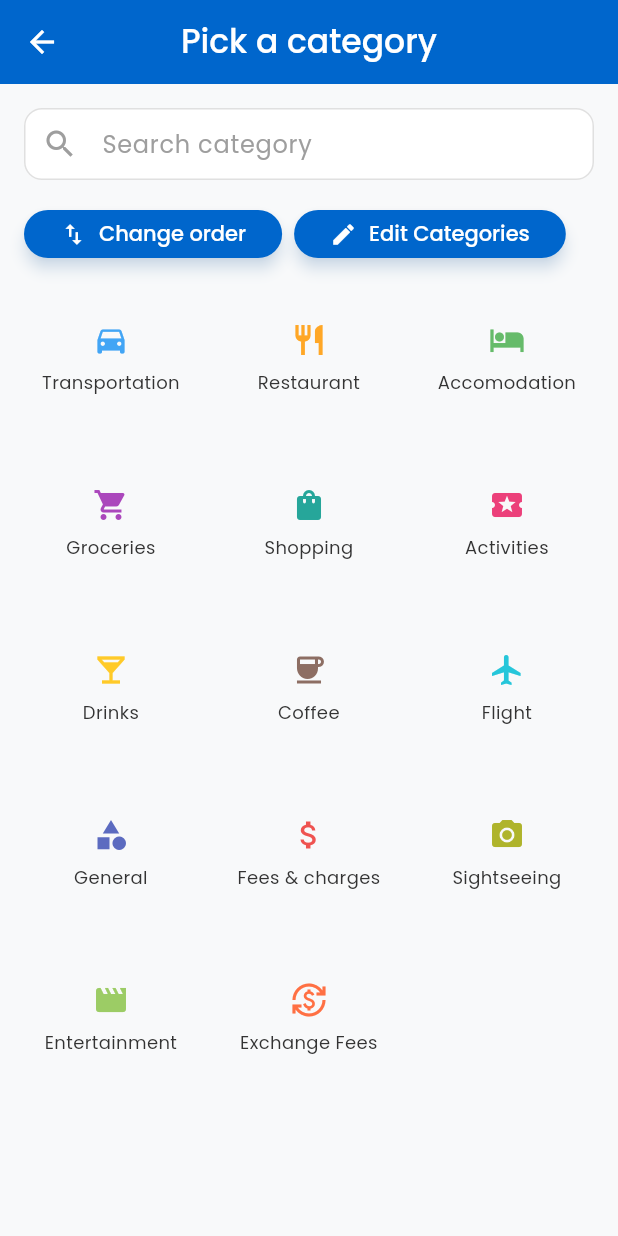
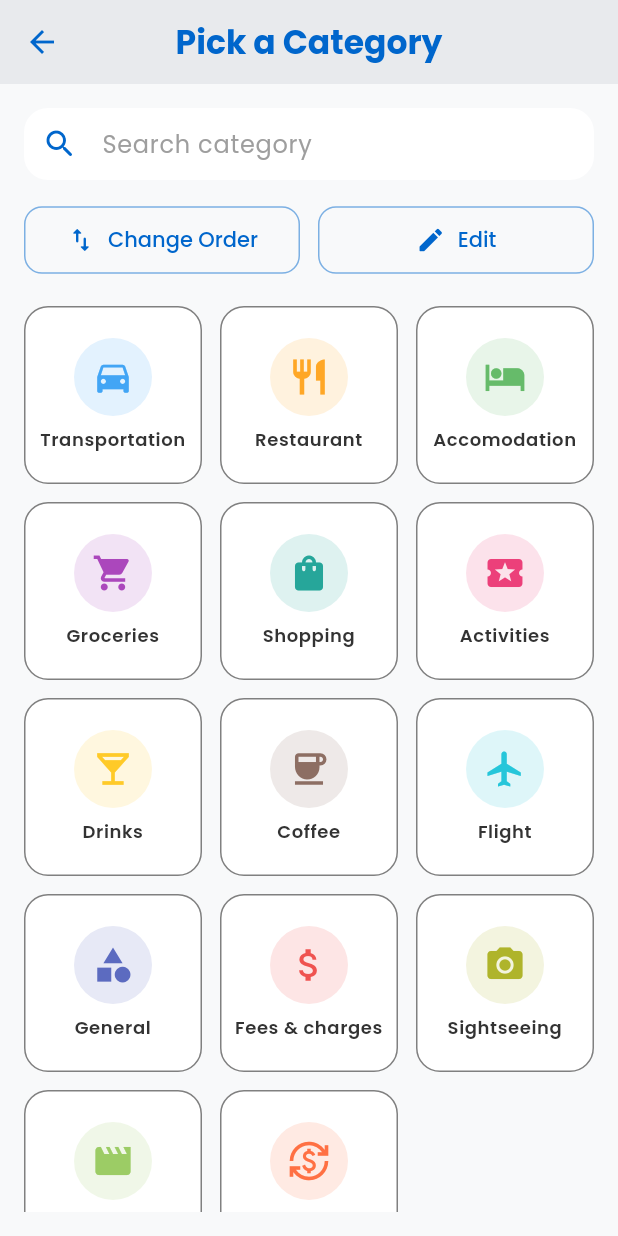
Before and after one commit to shubham1295/triptrack, a Flutter app: the PickCategoryScreen screen opened directly, on a phone screen of 412 x 824 dp. Run offline on Flutter 3.47's test engine with Material 3 defaults, Android fonts, the phone set to English and light mode, and no system bars; our stand-ins replace google_fonts.

Commit message:
Refactor app bar and category UI for consistency
Replaced hardcoded app bar background color with AppConstants.appBarBackgroundColorLight in home and pick category screens. Updated pick category screen UI for improved consistency and visual style, including search field, action buttons, and category grid. Added appBarBackgroundColorLight to AppConstants.

```diff
--- a/lib/screens/home_screen.dart
+++ b/lib/screens/home_screen.dart
@@ -37,7 +37,7 @@ class _HomeScreenState extends State<HomeScreen> {
       appBar: AppBar(
         elevation: 0,
         backgroundColor: Theme.of(context).brightness == Brightness.light
-            ? const Color(0xFFE8EAED)
+            ? AppConstants.appBarBackgroundColorLight
             : Theme.of(context).colorScheme.surfaceContainer,
         surfaceTintColor: Theme.of(context).colorScheme.surfaceTint,
         iconTheme: IconThemeData(color: Theme.of(context).colorScheme.primary),
--- a/lib/screens/pick_category_screen.dart
+++ b/lib/screens/pick_category_screen.dart
@@ -6,81 +6,114 @@ class PickCategoryScreen extends StatelessWidget {
 
   @override
   Widget build(BuildContext context) {
+    final theme = Theme.of(context);
+    final colorScheme = theme.colorScheme;
+
     return Scaffold(
-      appBar: AppBar(title: const Text('Pick a category')),
+      appBar: AppBar(
+        elevation: 0,
+        backgroundColor: theme.brightness == Brightness.light
+            ? AppConstants.appBarBackgroundColorLight
+            : colorScheme.surfaceContainer,
+        iconTheme: IconThemeData(color: colorScheme.primary),
+        title: Text(
+          'Pick a Category',
+          style: theme.textTheme.titleLarge?.copyWith(
+            fontWeight: FontWeight.bold,
+            color: colorScheme.primary,
+          ),
+        ),
+      ),
       body: Padding(
-        padding: const EdgeInsets.all(8.0),
+        padding: const EdgeInsets.all(16.0),
         child: Column(
           children: [
-            const Padding(
-              padding: EdgeInsets.all(8.0),
-              child: TextField(
-                decoration: InputDecoration(
-                  hintText: 'Search category',
-                  prefixIcon: Icon(Icons.search),
-                  border: OutlineInputBorder(
-                    borderRadius: BorderRadius.all(Radius.circular(25.0)),
-                  ),
+            // Search Field
+            TextField(
+              decoration: InputDecoration(
+                hintText: 'Search category',
+                hintStyle: TextStyle(color: colorScheme.onSurfaceVariant),
+                prefixIcon: Icon(
+                  Icons.search_rounded,
+                  color: colorScheme.primary,
+                ),
+                filled: true,
+                fillColor: colorScheme.surfaceContainerLow,
+                border: OutlineInputBorder(
+                  borderRadius: BorderRadius.circular(16.0),
+                  borderSide: BorderSide.none,
+                ),
+                enabledBorder: OutlineInputBorder(
+                  borderRadius: BorderRadius.circular(16.0),
+                  borderSide: BorderSide.none,
+                ),
+                focusedBorder: OutlineInputBorder(
+                  borderRadius: BorderRadius.circular(16.0),
+                  borderSide: BorderSide(color: colorScheme.primary, width: 2),
                 ),
               ),
             ),
-            Padding(
-              padding: const EdgeInsets.symmetric(
-                horizontal: 8.0,
-                vertical: 8.0,
-              ),
-              child: Row(
-                mainAxisAlignment: MainAxisAlignment.start,
-                children: [
-                  ElevatedButton.icon(
+            const SizedBox(height: 16),
+            // Action Buttons
+            Row(
+              children: [
+                Expanded(
+                  child: OutlinedButton.icon(
                     onPressed: () {
                       // Handle Change order
                     },
-                    style: ElevatedButton.styleFrom(
-                      visualDensity:
-                          VisualDensity.compact, // Makes button smaller
+                    style: OutlinedButton.styleFrom(
+                      padding: const EdgeInsets.symmetric(
+                        vertical: 12,
+                        horizontal: 16,
+                      ),
                       shape: RoundedRectangleBorder(
-                        borderRadius: BorderRadius.circular(25.0),
+                        borderRadius: BorderRadius.circular(12.0),
                       ),
-                      backgroundColor: Theme.of(
-                        context,
-                      ).colorScheme.primaryContainer,
-                      foregroundColor: Theme.of(
-                        context,
-                      ).colorScheme.onPrimaryContainer,
+                      side: BorderSide(
+                        color: colorScheme.primary.withValues(alpha: 0.5),
+                      ),
+                      foregroundColor: colorScheme.primary,
                     ),
-                    icon: const Icon(Icons.swap_vert, size: 18),
-                    label: const Text('Change order'),
+                    icon: const Icon(Icons.swap_vert_rounded, size: 20),
+                    label: const Text('Change Order'),
                   ),
-                  const SizedBox(width: 8),
-                  ElevatedButton.icon(
+                ),
+                const SizedBox(width: 12),
+                Expanded(
+                  child: OutlinedButton.icon(
                     onPressed: () {
                       // Handle Edit Categories
                     },
-                    style: ElevatedButton.styleFrom(
-                      visualDensity:
-                          VisualDensity.compact, // Makes button smaller
+                    style: OutlinedButton.styleFrom(
+                      padding: const EdgeInsets.symmetric(
+                        vertical: 12,
+                        horizontal: 16,
+                      ),
                       shape: RoundedRectangleBorder(
-                        borderRadius: BorderRadius.circular(25.0),
+                        borderRadius: BorderRadius.circular(12.0),
                       ),
-                      backgroundColor: Theme.of(
-                        context,
-                      ).colorScheme.primaryContainer,
-                      foregroundColor: Theme.of(
-                        context,
-                      ).colorScheme.onPrimaryContainer,
+                      side: BorderSide(
+                        color: colorScheme.primary.withValues(alpha: 0.5),
+                      ),
+                      foregroundColor: colorScheme.primary,
                     ),
-                    icon: const Icon(Icons.edit, size: 18),
-                    label: const Text('Edit Categories'),
+                    icon: const Icon(Icons.edit_rounded, size: 20),
+                    label: const Text('Edit'),
                   ),
-                ],
-              ),
+                ),
+              ],
             ),
+            const SizedBox(height: 20),
+            // Categories Grid
             Expanded(
               child: GridView.builder(
+                physics: const BouncingScrollPhysics(),
                 gridDelegate: const SliverGridDelegateWithFixedCrossAxisCount(
                   crossAxisCount: 3,
-                  childAspectRatio: 1.2,
+                  childAspectRatio: 1.0,
+                  crossAxisSpacing: 12,
+                  mainAxisSpacing: 12,
                 ),
                 itemCount: AppConstants.categories.length,
                 itemBuilder: (context, index) {
@@ -89,23 +122,47 @@ class PickCategoryScreen extends StatelessWidget {
                     onTap: () {
                       // Handle category tap
                     },
-                    splashColor: Theme.of(context).primaryColorLight,
-                    child: SizedBox(
-                      width: 80,
-                      height: 80,
+                    borderRadius: BorderRadius.circular(16),
+                    child: Container(
+                      decoration: BoxDecoration(
+                        color: colorScheme.surfaceContainer,
+                        borderRadius: BorderRadius.circular(16),
+                        border: Border.all(
+                          color: colorScheme.outlineVariant.withValues(
+                            alpha: 0.5,
+                          ),
+                        ),
+                      ),
                       child: Column(
-                        mainAxisSize: MainAxisSize.min,
                         mainAxisAlignment: MainAxisAlignment.center,
                         children: [
-                          Icon(
-                            category['icon'] as IconData,
-                            color: category['color'] as Color,
+                          Container(
+                            padding: const EdgeInsets.all(12),
+                            decoration: BoxDecoration(
+                              color: (category['color'] as Color).withValues(
+                                alpha: 0.15,
+                              ),
+                              shape: BoxShape.circle,
+                            ),
+                            child: Icon(
+                              category['icon'] as IconData,
+                              color: category['color'] as Color,
+                              size: 28,
+                            ),
                           ),
                           const SizedBox(height: 8),
-                          Text(
-                            category['name'] as String,
-                            textAlign: TextAlign.center,
-                            style: const TextStyle(fontSize: 12),
+                          Padding(
+                            padding: const EdgeInsets.symmetric(horizontal: 4),
+                            child: Text(
+                              category['name'] as String,
+                              textAlign: TextAlign.center,
+                              maxLines: 2,
+                              overflow: TextOverflow.ellipsis,
+                              style: theme.textTheme.bodySmall?.copyWith(
+                                fontWeight: FontWeight.w600,
+                                color: colorScheme.onSurface,
+                              ),
+                            ),
                           ),
                         ],
                       ),
--- a/lib/theme/app_constants.dart
+++ b/lib/theme/app_constants.dart
@@ -17,6 +17,7 @@ class AppConstants {
   static const double sizedBoxHeight = 20;
   static const double sizedBoxWidth = 4;
   static const double bottomNavBarSelectedItemAlpha = 0.6;
+  static const Color appBarBackgroundColorLight = Color(0xFFE8EAED);
   static final List<Map<String, dynamic>> categories = [
     {
       'name': 'Transportation',
```
